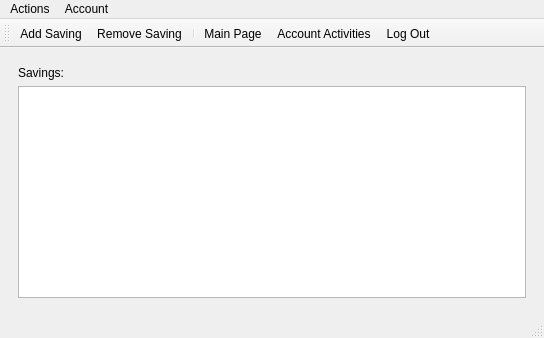
Qt form mainwindow.ui (EmreBilal98/Saving_Organizator) before a commit.
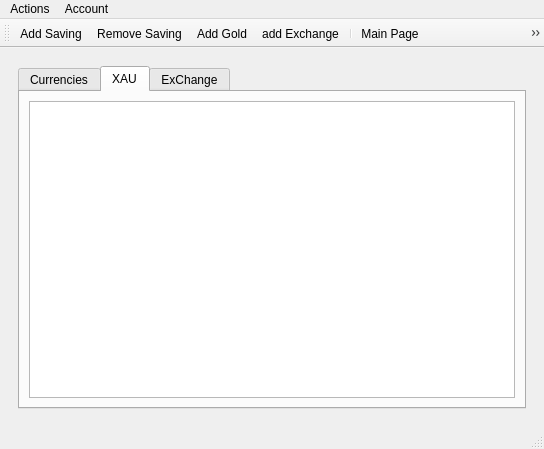
The same form after that commit. The open tabs and pages were chosen to show the change. Icons and pictures are not drawn.

The edit to the form file:
```diff
--- a/mainwindow.ui
+++ b/mainwindow.ui
@@ -7,7 +7,7 @@
     <x>0</x>
     <y>0</y>
     <width>544</width>
-    <height>338</height>
+    <height>449</height>
    </rect>
   </property>
   <property name="windowTitle">
@@ -80,17 +80,44 @@
          </layout>
         </widget>
         <widget class="QWidget" name="page_2">
-         <layout class="QVBoxLayout" name="verticalLayout_4">
-          <item>
-           <widget class="QLabel" name="label_6">
-            <property name="text">
-             <string>Savings:</string>
+         <layout class="QGridLayout" name="gridLayout_4">
+          <item row="0" column="0">
+           <widget class="QTabWidget" name="tabWidget">
+            <property name="currentIndex">
+             <number>1</number>
             </property>
+            <widget class="QWidget" name="tab_cur">
+             <attribute name="title">
+              <string>Currencies</string>
+             </attribute>
+             <layout class="QGridLayout" name="gridLayout_5">
+              <item row="0" column="0">
+               <widget class="QTableView" name="tableView"/>
+              </item>
+             </layout>
+            </widget>
+            <widget class="QWidget" name="tab_xau">
+             <attribute name="title">
+              <string>XAU</string>
+             </attribute>
+             <layout class="QVBoxLayout" name="verticalLayout_5">
+              <item>
+               <widget class="QTableView" name="tableView_xau"/>
+              </item>
+             </layout>
+            </widget>
+            <widget class="QWidget" name="tab_exchange">
+             <attribute name="title">
+              <string>ExChange</string>
+             </attribute>
+             <layout class="QVBoxLayout" name="verticalLayout_4">
+              <item>
+               <widget class="QTableView" name="tableView_exchange"/>
+              </item>
+             </layout>
+            </widget>
            </widget>
           </item>
-          <item>
-           <widget class="QTableView" name="tableView"/>
-          </item>
          </layout>
         </widget>
         <widget class="QWidget" name="page_4">
@@ -248,6 +275,8 @@
    </attribute>
    <addaction name="actionAdd_Saving"/>
    <addaction name="actionRemove_Saving"/>
+   <addaction name="actionAdd_Gold"/>
+   <addaction name="actionadd_Exchange"/>
    <addaction name="separator"/>
    <addaction name="actionMain_Page"/>
    <addaction name="actionAccount_Activities"/>
@@ -308,6 +337,28 @@
     <enum>QAction::MenuRole::NoRole</enum>
    </property>
   </action>
+  <action name="actionAdd_Gold">
+   <property name="icon">
+    <iconset theme="security-low"/>
+   </property>
+   <property name="text">
+    <string>Add Gold</string>
+   </property>
+   <property name="menuRole">
+    <enum>QAction::MenuRole::NoRole</enum>
+   </property>
+  </action>
+  <action name="actionadd_Exchange">
+   <property name="icon">
+    <iconset theme="x-office-presentation"/>
+   </property>
+   <property name="text">
+    <string>add Exchange</string>
+   </property>
+   <property name="menuRole">
+    <enum>QAction::MenuRole::NoRole</enum>
+   </property>
+  </action>
  </widget>
  <resources/>
  <connections/>
```
Left out of the diff: 18 changed lines with no effect on the pictures.
